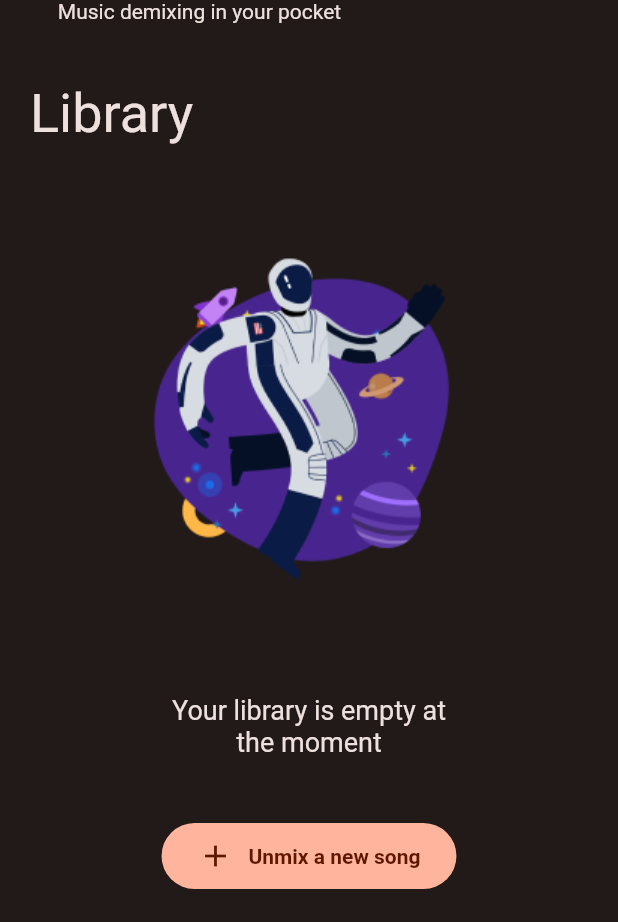
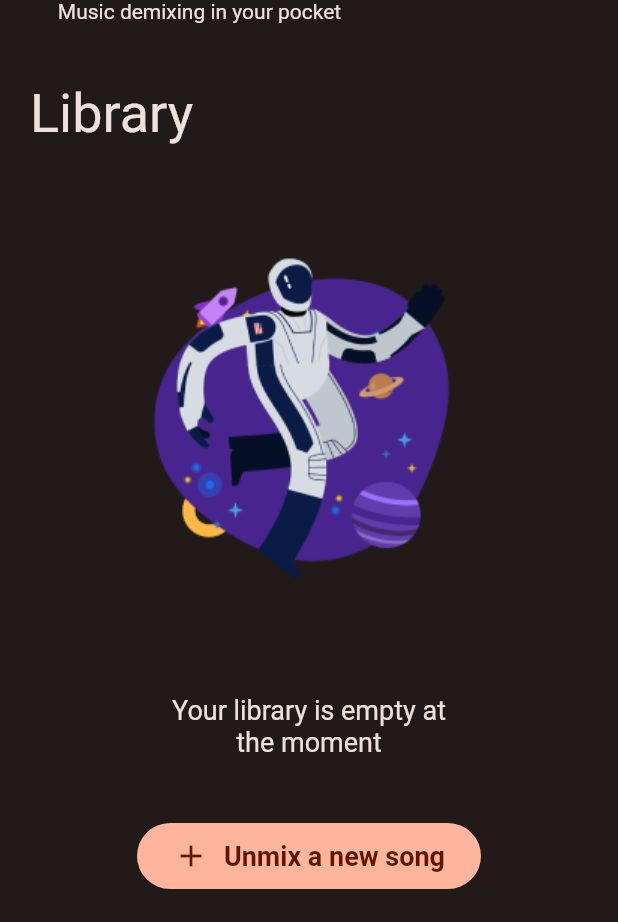
Before and after one commit to demixr/demixr-app, a Flutter app: the screen it shows after launch, on a phone screen of 412 x 824 dp, the part 314-1236 px from its top. Run offline on Flutter 3.47's test engine with Material 2 defaults, Android fonts, the light colour scheme and no system bars.

Commit message:
Add utils and update home screen

```diff
--- a/lib/constants.dart
+++ b/lib/constants.dart
@@ -6,8 +6,14 @@ class ColorPalette {
   static const Color surface = Color.fromRGBO(33, 26, 24, 1);
   static const Color onSurface = Color.fromRGBO(237, 224, 221, 1);
   static const Color surfaceVariant = Color.fromRGBO(83, 67, 63, 1);
+  static const Color onSurfaceVariant = Color.fromRGBO(216, 194, 188, 1);
   static const Color tertiary = Color.fromRGBO(245, 226, 167, 1);
   static const Color onTertiary = Color.fromRGBO(58, 47, 4, 1);
   static const Color errorContainer = Color.fromRGBO(147, 0, 6, 1);
   static const Color onError = Color.fromRGBO(255, 218, 212, 1);
 }
+
+class Paths {
+  static const String images = 'assets/images/';
+  static const String icons = 'assets/icons/';
+}
--- a/lib/screens/home/components/body.dart
+++ b/lib/screens/home/components/body.dart
@@ -1,4 +1,5 @@
 import 'package:demixr_app/constants.dart';
+import 'package:demixr_app/utils.dart';
 import 'package:flutter/material.dart';
 import 'package:demixr_app/components/buttons.dart';
 
@@ -51,7 +52,8 @@ class Body extends StatelessWidget {
                         crossAxisAlignment: CrossAxisAlignment.center,
                         children: [
                           SizedBox(
-                            child: Image.asset('assets/images/astronaut.png'),
+                            child: Image.asset(
+                                getAssetPath('astronaut', AssetType.image)),
                           ),
                           const SizedBox(
                             width: 200,
@@ -73,13 +75,16 @@ class Body extends StatelessWidget {
                   width: double.maxFinite,
                   child: Row(
                     mainAxisAlignment: MainAxisAlignment.center,
-                    children: const [
+                    children: [
                       Button(
                         'Unmix a new song',
-                        icon: Icon(
+                        icon: const Icon(
                           Icons.add,
                           color: ColorPalette.onPrimary,
                         ),
+                        textSize: 18,
+                        onPressed: () =>
+                            Navigator.pushNamed(context, 'demixing'),
                       )
                     ],
                   ),
--- /dev/null
+++ b/lib/utils.dart
@@ -0,0 +1,21 @@
+import 'constants.dart';
+
+enum AssetType {
+  image,
+  icon,
+}
+
+String getAssetPath(String name, AssetType assetType, {String? extension}) {
+  String path;
+
+  switch (assetType) {
+    case AssetType.image:
+      path = Paths.images + name + (extension ?? '.png');
+      break;
+    case AssetType.icon:
+      path = Paths.icons + name + (extension ?? '.svg');
+      break;
+  }
+
+  return path;
+}
```
